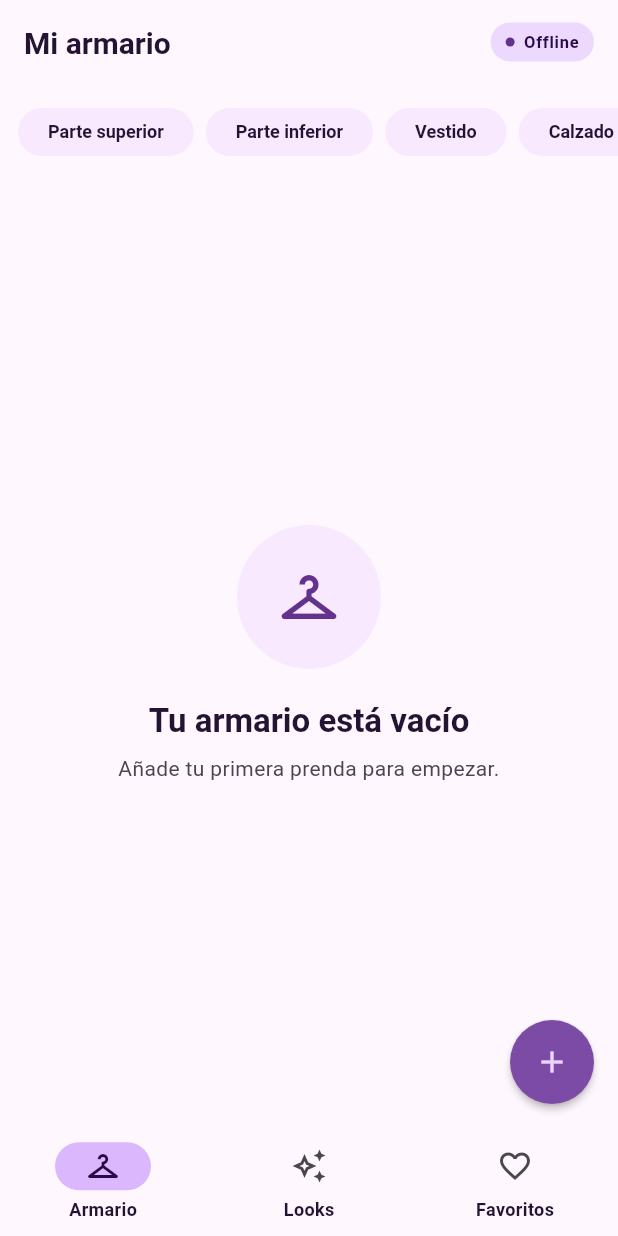
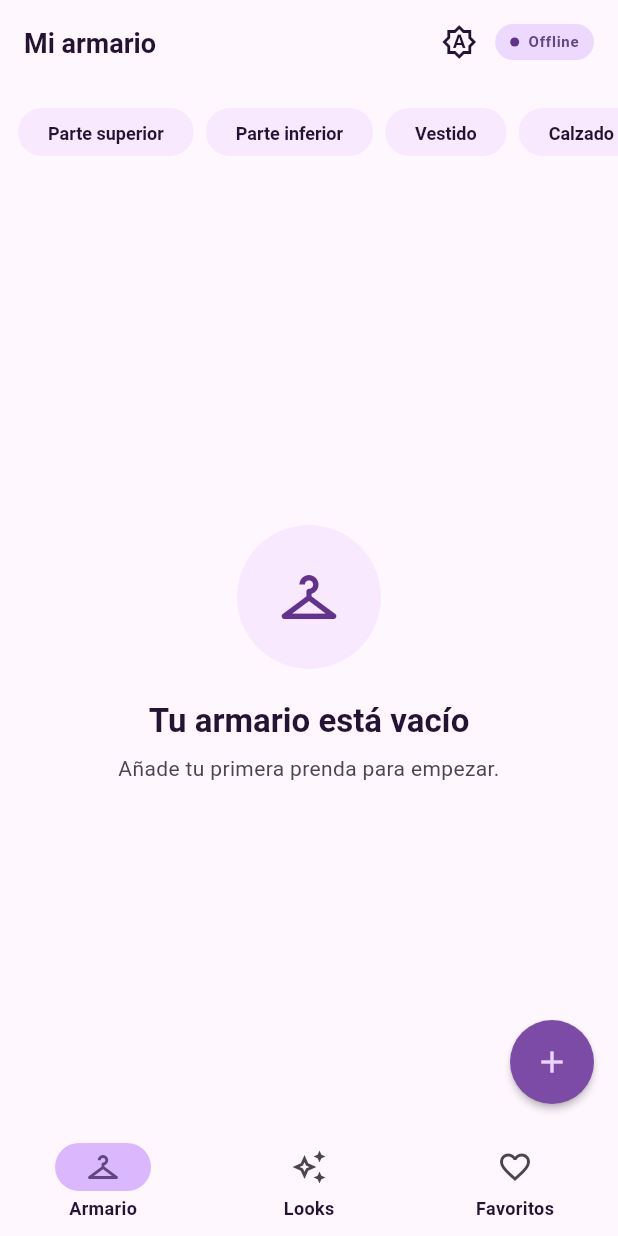
Before and after one commit to xcaim04/leah-app, a Flutter app: the screen it shows after launch, on a phone screen of 412 x 824 dp. Run offline on Flutter 3.47's test engine with Material 3 defaults, Android fonts, the phone set to English and light mode, and no system bars; our stand-ins replace flutter_image_compress, flutter_riverpod, image_picker, palette_generator, sqflite; accounts and stored records are empty.

Commit message:
feat(theme): selectable light/dark/system theme persisted in SQLite
- Align light theme with Coquette Violette DESIGN.md: onSecondaryContainer
  #624581, headline-md/sm and label-sm type scale, label line heights,
  16px input radius with 1.5dp focus border.
- Add ThemeModeButton (Sistema / Claro / Oscuro) to the main screens' app bars.
- Persist the choice in a new key/value settings table (DB v2, additive
  CREATE TABLE IF NOT EXISTS) via SettingsRepository, with upgrade test.

Co-Authored-By: Claude Opus 5.5 <noreply@anthropic.com>

```diff
--- a/lib/app.dart
+++ b/lib/app.dart
@@ -1,20 +1,22 @@
 import 'package:flutter/material.dart';
 import 'package:flutter_localizations/flutter_localizations.dart';
+import 'package:flutter_riverpod/flutter_riverpod.dart';
 
 import 'core/theme/app_theme.dart';
 import 'presentation/navigation/app_shell.dart';
+import 'presentation/providers/providers.dart';
 
-class MiArmarioApp extends StatelessWidget {
+class MiArmarioApp extends ConsumerWidget {
   const MiArmarioApp({super.key});
 
   @override
-  Widget build(BuildContext context) {
+  Widget build(BuildContext context, WidgetRef ref) {
     return MaterialApp(
       title: 'Mi Armario',
       debugShowCheckedModeBanner: false,
       theme: AppTheme.light(),
       darkTheme: AppTheme.dark(),
-      themeMode: ThemeMode.system,
+      themeMode: ref.watch(themeModeProvider),
       locale: const Locale('es'),
       localizationsDelegates: GlobalMaterialLocalizations.delegates,
       supportedLocales: const [Locale('es'), Locale('en')],
--- a/lib/core/theme/app_theme.dart
+++ b/lib/core/theme/app_theme.dart
@@ -92,16 +92,16 @@ class AppTheme {
         contentPadding:
             const EdgeInsets.symmetric(horizontal: 16, vertical: 14),
         border: OutlineInputBorder(
-          borderRadius: BorderRadius.circular(20),
+          borderRadius: BorderRadius.circular(16),
           borderSide: BorderSide.none,
         ),
         enabledBorder: OutlineInputBorder(
-          borderRadius: BorderRadius.circular(20),
+          borderRadius: BorderRadius.circular(16),
           borderSide: BorderSide.none,
         ),
         focusedBorder: OutlineInputBorder(
-          borderRadius: BorderRadius.circular(20),
-          borderSide: BorderSide(color: colorScheme.primaryContainer, width: 2),
+          borderRadius: BorderRadius.circular(16),
+          borderSide: BorderSide(color: colorScheme.primaryContainer, width: 1.5),
         ),
       ),
       dividerTheme: DividerThemeData(
@@ -128,14 +128,14 @@ class AppTheme {
         color: onSurface,
       ),
       headlineMedium: TextStyle(
-        fontSize: 24,
-        height: 32 / 24,
+        fontSize: 22,
+        height: 28 / 22,
         fontWeight: FontWeight.w600,
         color: onSurface,
       ),
       headlineSmall: TextStyle(
-        fontSize: 20,
-        height: 28 / 20,
+        fontSize: 18,
+        height: 24 / 18,
         fontWeight: FontWeight.w600,
         color: onSurface,
       ),
@@ -168,17 +168,20 @@ class AppTheme {
       ),
       labelLarge: TextStyle(
         fontSize: 14,
+        height: 20 / 14,
         fontWeight: FontWeight.w600,
         color: onSurface,
       ),
       labelMedium: TextStyle(
         fontSize: 12,
+        height: 16 / 12,
         fontWeight: FontWeight.w600,
         color: onSurface,
       ),
       labelSmall: TextStyle(
-        fontSize: 11,
-        fontWeight: FontWeight.w500,
+        fontSize: 10,
+        height: 14 / 10,
+        fontWeight: FontWeight.w700,
         color: colorScheme.onSurfaceVariant,
       ),
     );
@@ -193,7 +196,7 @@ class AppTheme {
     secondary: Color(0xFF6F518E),
     onSecondary: Color(0xFFFFFFFF),
     secondaryContainer: Color(0xFFDBB8FE),
-    onSecondaryContainer: Color(0xFF290A46),
+    onSecondaryContainer: Color(0xFF624581),
     tertiary: Color(0xFF733646),
     onTertiary: Color(0xFFFFFFFF),
     tertiaryContainer: Color(0xFF8F4D5E),
--- a/lib/presentation/screens/favorites_screen.dart
+++ b/lib/presentation/screens/favorites_screen.dart
@@ -5,6 +5,7 @@ import '../../domain/models/outfit_feedback.dart';
 import '../providers/outfit_providers.dart';
 import '../widgets/empty_state.dart';
 import '../widgets/outfit_card.dart';
+import '../widgets/theme_mode_button.dart';
 
 class FavoritesScreen extends ConsumerWidget {
   const FavoritesScreen({super.key});
@@ -15,7 +16,10 @@ class FavoritesScreen extends ConsumerWidget {
     final ratings = ref.watch(latestRatingsProvider);
 
     return Scaffold(
-      appBar: AppBar(title: const Text('Favoritos')),
+      appBar: AppBar(
+        title: const Text('Favoritos'),
+        actions: const [ThemeModeButton(), SizedBox(width: 8)],
+      ),
       body: outfitsAsync.when(
         data: (outfits) {
           final liked = outfits
--- a/lib/presentation/screens/outfits_screen.dart
+++ b/lib/presentation/screens/outfits_screen.dart
@@ -5,6 +5,7 @@ import '../../domain/models/garment.dart';
 import '../providers/outfit_providers.dart';
 import '../widgets/empty_state.dart';
 import '../widgets/outfit_card.dart';
+import '../widgets/theme_mode_button.dart';
 
 class OutfitsScreen extends ConsumerWidget {
   const OutfitsScreen({super.key});
@@ -15,7 +16,10 @@ class OutfitsScreen extends ConsumerWidget {
     final outfitsAsync = ref.watch(generatedOutfitsProvider);
 
     return Scaffold(
-      appBar: AppBar(title: const Text('Looks')),
+      appBar: AppBar(
+        title: const Text('Looks'),
+        actions: const [ThemeModeButton(), SizedBox(width: 8)],
+      ),
       body: Column(
         children: [
           _FiltersBar(filters: filters),
--- a/lib/presentation/screens/wardrobe_screen.dart
+++ b/lib/presentation/screens/wardrobe_screen.dart
@@ -7,6 +7,7 @@ import '../providers/providers.dart';
 import '../widgets/empty_state.dart';
 import '../widgets/filter_bar.dart';
 import '../widgets/garment_card.dart';
+import '../widgets/theme_mode_button.dart';
 import 'garment_detail_screen.dart';
 import 'garment_form_screen.dart';
 
@@ -53,6 +54,7 @@ class _WardrobeScreenState extends ConsumerState<WardrobeScreen> {
       appBar: AppBar(
         title: const Text('Mi armario'),
         actions: const [
+          ThemeModeButton(),
           _OfflineBadge(),
           SizedBox(width: 16),
         ],
--- /dev/null
+++ b/lib/presentation/widgets/theme_mode_button.dart
@@ -0,0 +1,43 @@
+import 'package:flutter/material.dart';
+import 'package:flutter_riverpod/flutter_riverpod.dart';
+
+import '../providers/providers.dart';
+
+/// App bar action to pick the theme: Sistema / Claro / Oscuro.
+class ThemeModeButton extends ConsumerWidget {
+  const ThemeModeButton({super.key});
+
+  static const Map<ThemeMode, (String, IconData)> _options = {
+    ThemeMode.system: ('Sistema', Icons.brightness_auto_outlined),
+    ThemeMode.light: ('Claro', Icons.light_mode_outlined),
+    ThemeMode.dark: ('Oscuro', Icons.dark_mode_outlined),
+  };
+
+  @override
+  Widget build(BuildContext context, WidgetRef ref) {
+    final mode = ref.watch(themeModeProvider);
+    final (label, icon) = _options[mode]!;
+
+    return PopupMenuButton<ThemeMode>(
+      tooltip: 'Tema: $label',
+      icon: Icon(icon),
+      initialValue: mode,
+      onSelected: (value) => ref.read(themeModeProvider.notifier).set(value),
+      itemBuilder: (context) => [
+        for (final MapEntry(key: value, value: (text, itemIcon))
+            in _options.entries)
+          CheckedPopupMenuItem(
+            value: value,
+            checked: value == mode,
+            child: Row(
+              children: [
+                Icon(itemIcon, size: 20),
+                const SizedBox(width: 12),
+                Text(text),
+              ],
+            ),
+          ),
+      ],
+    );
+  }
+}
```
Also changed, not shown: lib/data/db/migrations.dart (+19 -2 lines), lib/data/repositories/settings_repository.dart (added, +34 -0 lines), lib/presentation/providers/providers.dart (+40 -0 lines), 1 other file.
